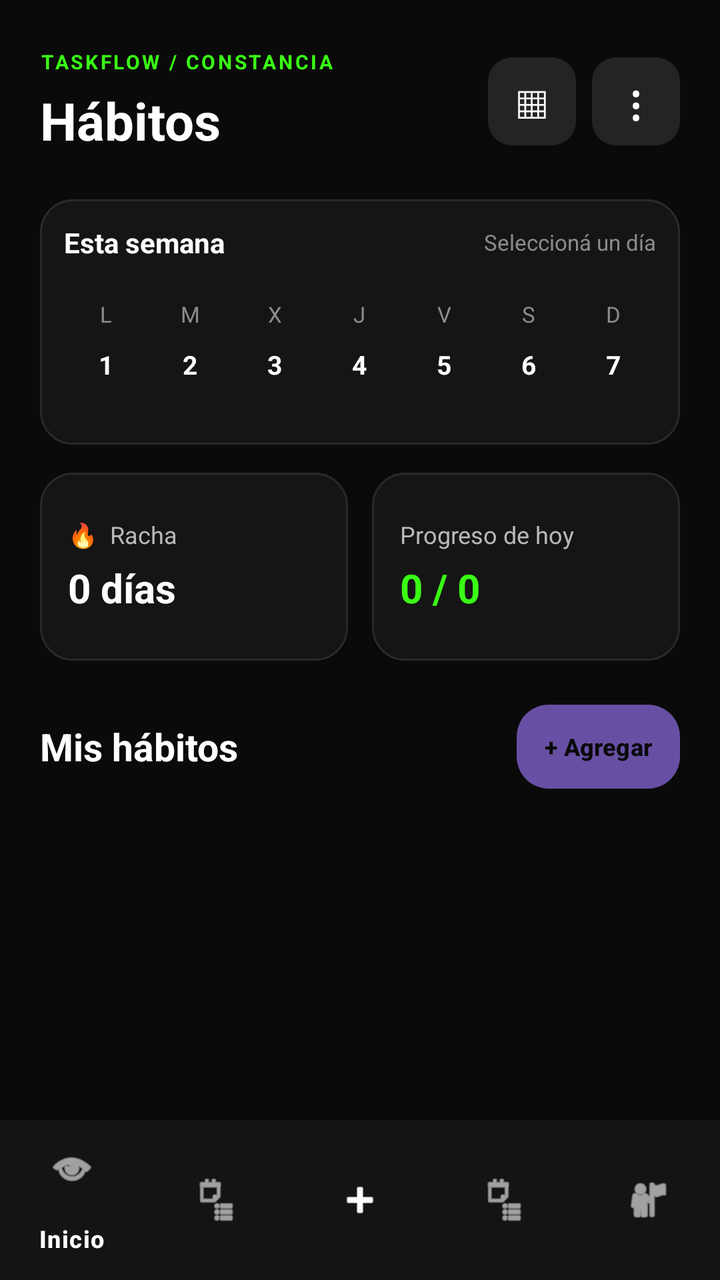
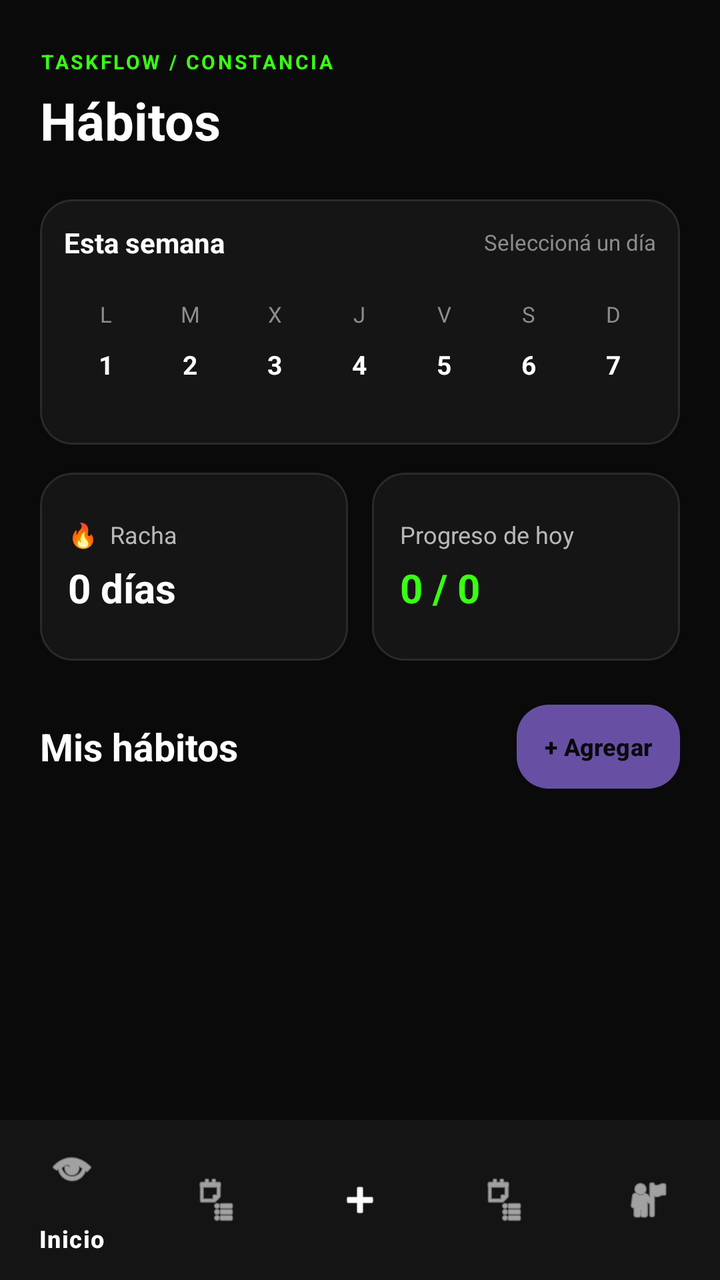

The first picture is an Android layout as it rendered before a commit; the second is the same layout after the commit. The layout source and the unified diff follow.
<!-- AndroidManifest.xml: application theme Theme.TaskFlow -->
<!-- res/layout/activity_habitos.xml -->
<?xml version="1.0" encoding="utf-8"?>
<LinearLayout xmlns:android="http://schemas.android.com/apk/res/android"
    xmlns:app="http://schemas.android.com/apk/res-auto"
    xmlns:tools="http://schemas.android.com/tools"
    android:layout_width="match_parent"
    android:layout_height="match_parent"
    android:orientation="vertical"
    android:background="#0A0A0A"
    tools:context=".HabitosActivity">

    
    <LinearLayout
        android:layout_width="match_parent"
        android:layout_height="0dp"
        android:layout_weight="1"
        android:orientation="vertical"
        android:paddingStart="20dp"
        android:paddingEnd="20dp"
        android:paddingTop="24dp"
        android:paddingBottom="8dp">

        
        <LinearLayout
            android:layout_width="match_parent"
            android:layout_height="wrap_content"
            android:gravity="center_vertical"
            android:orientation="horizontal">

            <LinearLayout
                android:layout_width="0dp"
                android:layout_height="wrap_content"
                android:layout_weight="1"
                android:orientation="vertical">

                <TextView
                    android:layout_width="wrap_content"
                    android:layout_height="wrap_content"
                    android:text="TASKFLOW / CONSTANCIA"
                    android:textColor="#39FF14"
                    android:textSize="10sp"
                    android:textStyle="bold"
                    android:letterSpacing="0.12" />

                <TextView
                    android:id="@+id/tituloHabitos"
                    android:layout_width="wrap_content"
                    android:layout_height="wrap_content"
                    android:layout_marginTop="5dp"
                    android:text="Hábitos"
                    android:textColor="#FFFFFF"
                    android:textSize="26sp"
                    android:textStyle="bold" />

            </LinearLayout>

            <TextView
                android:id="@+id/btnCalendarioHabitos"
                android:layout_width="44dp"
                android:layout_height="44dp"
                android:layout_marginEnd="8dp"
                android:background="@drawable/habito_icon_background"
                android:gravity="center"
                android:text="▦"
                android:textColor="#FFFFFF"
                android:textSize="23sp"
                android:contentDescription="Calendario" />

            <TextView
                android:id="@+id/btnOpcionesHabitos"
                android:layout_width="44dp"
                android:layout_height="44dp"
                android:background="@drawable/habito_icon_background"
                android:gravity="center"
                android:text="⋮"
                android:textColor="#FFFFFF"
                android:textSize="25sp"
                android:contentDescription="Opciones de hábitos" />

        </LinearLayout>

        
        <LinearLayout
            android:layout_width="match_parent"
            android:layout_height="wrap_content"
            android:layout_marginTop="22dp"
            android:orientation="vertical"
            android:padding="12dp"
            android:background="@drawable/habito_summary_background">

            <LinearLayout
                android:layout_width="match_parent"
                android:layout_height="wrap_content"
                android:gravity="center_vertical"
                android:orientation="horizontal">

                <TextView
                    android:layout_width="0dp"
                    android:layout_height="wrap_content"
                    android:layout_weight="1"
                    android:text="Esta semana"
                    android:textColor="#FFFFFF"
                    android:textSize="14sp"
                    android:textStyle="bold" />

                <TextView
                    android:id="@+id/tvSemanaHabitos"
                    android:layout_width="wrap_content"
                    android:layout_height="wrap_content"
                    android:text="Seleccioná un día"
                    android:textColor="#8C8C8C"
                    android:textSize="11sp" />

            </LinearLayout>

            <LinearLayout
                android:layout_width="match_parent"
                android:layout_height="wrap_content"
                android:layout_marginTop="14dp"
                android:orientation="horizontal">

                <LinearLayout
                    android:id="@+id/diaColumna1"
                    android:layout_width="0dp"
                    android:layout_height="wrap_content"
                    android:layout_weight="1"
                    android:gravity="center"
                    android:orientation="vertical"
                    android:paddingTop="5dp"
                    android:paddingBottom="5dp"
                    android:background="@drawable/habito_day_background"
                    android:clickable="true"
                    android:focusable="true">

                    <TextView
                        android:id="@+id/tvNombreDia1"
                        android:layout_width="wrap_content"
                        android:layout_height="wrap_content"
                        android:text="L"
                        android:textColor="#8C8C8C"
                        android:textSize="11sp" />

                    <TextView
                        android:id="@+id/tvNumeroDia1"
                        android:layout_width="34dp"
                        android:layout_height="36dp"
                        android:gravity="center"
                        android:text="1"
                        android:textColor="#FFFFFF"
                        android:textSize="13sp"
                        android:textStyle="bold" />

                    <TextView
                        android:id="@+id/tvPuntoDia1"
                        android:layout_width="wrap_content"
                        android:layout_height="5dp"
                        android:text="•"
                        android:textColor="#39FF14"
                        android:textSize="10sp" />

                </LinearLayout>

                <LinearLayout
                    android:id="@+id/diaColumna2"
                    android:layout_width="0dp"
                    android:layout_height="wrap_content"
                    android:layout_weight="1"
                    android:gravity="center"
                    android:orientation="vertical"
                    android:paddingTop="5dp"
                    android:paddingBottom="5dp"
                    android:background="@drawable/habito_day_background"
                    android:clickable="true"
                    android:focusable="true">

                    <TextView
                        android:id="@+id/tvNombreDia2"
                        android:layout_width="wrap_content"
                        android:layout_height="wrap_content"
                        android:text="M"
                        android:textColor="#8C8C8C"
                        android:textSize="11sp" />

                    <TextView
                        android:id="@+id/tvNumeroDia2"
                        android:layout_width="34dp"
                        android:layout_height="36dp"
                        android:gravity="center"
                        android:text="2"
                        android:textColor="#FFFFFF"
                        android:textSize="13sp"
                        android:textStyle="bold" />

                    <TextView
                        android:id="@+id/tvPuntoDia2"
                        android:layout_width="wrap_content"
                        android:layout_height="5dp"
                        android:text="•"
                        android:textColor="#39FF14"
                        android:textSize="10sp" />

                </LinearLayout>

                <LinearLayout
                    android:id="@+id/diaColumna3"
                    android:layout_width="0dp"
                    android:layout_height="wrap_content"
                    android:layout_weight="1"
                    android:gravity="center"
                    android:orientation="vertical"
                    android:paddingTop="5dp"
                    android:paddingBottom="5dp"
                    android:background="@drawable/habito_day_background"
                    android:clickable="true"
                    android:focusable="true">

                    <TextView
                        android:id="@+id/tvNombreDia3"
                        android:layout_width="wrap_content"
                        android:layout_height="wrap_content"
                        android:text="X"
                        android:textColor="#8C8C8C"
                        android:textSize="11sp" />

                    <TextView
                        android:id="@+id/tvNumeroDia3"
                        android:layout_width="34dp"
                        android:layout_height="36dp"
                        android:gravity="center"
                        android:text="3"
                        android:textColor="#FFFFFF"
                        android:textSize="13sp"
                        android:textStyle="bold" />

                    <TextView
                        android:id="@+id/tvPuntoDia3"
                        android:layout_width="wrap_content"
                        android:layout_height="5dp"
                        android:text="•"
                        android:textColor="#39FF14"
                        android:textSize="10sp" />

                </LinearLayout>

                <LinearLayout
                    android:id="@+id/diaColumna4"
                    android:layout_width="0dp"
                    android:layout_height="wrap_content"
                    android:layout_weight="1"
                    android:gravity="center"
                    android:orientation="vertical"
                    android:paddingTop="5dp"
                    android:paddingBottom="5dp"
                    android:background="@drawable/habito_day_background"
                    android:clickable="true"
                    android:focusable="true">

                    <TextView
                        android:id="@+id/tvNombreDia4"
                        android:layout_width="wrap_content"
                        android:layout_height="wrap_content"
                        android:text="J"
                        android:textColor="#8C8C8C"
                        android:textSize="11sp" />

                    <TextView
                        android:id="@+id/tvNumeroDia4"
                        android:layout_width="34dp"
                        android:layout_height="36dp"
                        android:gravity="center"
                        android:text="4"
                        android:textColor="#FFFFFF"
                        android:textSize="13sp"
                        android:textStyle="bold" />

                    <TextView
                        android:id="@+id/tvPuntoDia4"
                        android:layout_width="wrap_content"
                        android:layout_height="5dp"
                        android:text="•"
                        android:textColor="#39FF14"
                        android:textSize="10sp" />

                </LinearLayout>

                <LinearLayout
                    android:id="@+id/diaColumna5"
                    android:layout_width="0dp"
                    android:layout_height="wrap_content"
                    android:layout_weight="1"
                    android:gravity="center"
                    android:orientation="vertical"
                    android:paddingTop="5dp"
                    android:paddingBottom="5dp"
                    android:background="@drawable/habito_day_background"
                    android:clickable="true"
                    android:focusable="true">

                    <TextView
                        android:id="@+id/tvNombreDia5"
                        android:layout_width="wrap_content"
                        android:layout_height="wrap_content"
                        android:text="V"
                        android:textColor="#8C8C8C"
                        android:textSize="11sp" />

                    <TextView
                        android:id="@+id/tvNumeroDia5"
                        android:layout_width="34dp"
                        android:layout_height="36dp"
                        android:gravity="center"
                        android:text="5"
                        android:textColor="#FFFFFF"
                        android:textSize="13sp"
                        android:textStyle="bold" />

                    <TextView
                        android:id="@+id/tvPuntoDia5"
                        android:layout_width="wrap_content"
                        android:layout_height="5dp"
                        android:text="•"
                        android:textColor="#39FF14"
                        android:textSize="10sp" />

                </LinearLayout>

                <LinearLayout
                    android:id="@+id/diaColumna6"
                    android:layout_width="0dp"
                    android:layout_height="wrap_content"
                    android:layout_weight="1"
                    android:gravity="center"
                    android:orientation="vertical"
                    android:paddingTop="5dp"
                    android:paddingBottom="5dp"
                    android:background="@drawable/habito_day_background"
                    android:clickable="true"
                    android:focusable="true">

                    <TextView
                        android:id="@+id/tvNombreDia6"
                        android:layout_width="wrap_content"
                        android:layout_height="wrap_content"
                        android:text="S"
                        android:textColor="#8C8C8C"
                        android:textSize="11sp" />

                    <TextView
                        android:id="@+id/tvNumeroDia6"
                        android:layout_width="34dp"
                        android:layout_height="36dp"
                        android:gravity="center"
                        android:text="6"
                        android:textColor="#FFFFFF"
                        android:textSize="13sp"
                        android:textStyle="bold" />

                    <TextView
                        android:id="@+id/tvPuntoDia6"
                        android:layout_width="wrap_content"
                        android:layout_height="5dp"
                        android:text="•"
                        android:textColor="#39FF14"
                        android:textSize="10sp" />

                </LinearLayout>

                <LinearLayout
                    android:id="@+id/diaColumna7"
                    android:layout_width="0dp"
                    android:layout_height="wrap_content"
                    android:layout_weight="1"
                    android:gravity="center"
                    android:orientation="vertical"
                    android:paddingTop="5dp"
                    android:paddingBottom="5dp"
                    android:background="@drawable/habito_day_background"
                    android:clickable="true"
                    android:focusable="true">

                    <TextView
                        android:id="@+id/tvNombreDia7"
                        android:layout_width="wrap_content"
                        android:layout_height="wrap_content"
                        android:text="D"
                        android:textColor="#8C8C8C"
                        android:textSize="11sp" />

                    <TextView
                        android:id="@+id/tvNumeroDia7"
                        android:layout_width="34dp"
                        android:layout_height="36dp"
                        android:gravity="center"
                        android:text="7"
                        android:textColor="#FFFFFF"
                        android:textSize="13sp"
                        android:textStyle="bold" />

                    <TextView
                        android:id="@+id/tvPuntoDia7"
                        android:layout_width="wrap_content"
                        android:layout_height="5dp"
                        android:text="•"
                        android:textColor="#39FF14"
                        android:textSize="10sp" />

                </LinearLayout>

            </LinearLayout>

        </LinearLayout>

        
        <LinearLayout
            android:layout_width="match_parent"
            android:layout_height="94dp"
            android:layout_marginTop="14dp"
            android:orientation="horizontal">

            <LinearLayout
                android:layout_width="0dp"
                android:layout_height="match_parent"
                android:layout_weight="1"
                android:layout_marginEnd="6dp"
                android:orientation="vertical"
                android:gravity="center_vertical"
                android:padding="14dp"
                android:background="@drawable/habito_summary_background">

                <TextView
                    android:layout_width="wrap_content"
                    android:layout_height="wrap_content"
                    android:text="🔥  Racha"
                    android:textColor="#B8B8B8"
                    android:textSize="12sp" />

                <TextView
                    android:id="@+id/tvRachaGeneral"
                    android:layout_width="wrap_content"
                    android:layout_height="wrap_content"
                    android:layout_marginTop="5dp"
                    android:text="0 días"
                    android:textColor="#FFFFFF"
                    android:textSize="20sp"
                    android:textStyle="bold" />

            </LinearLayout>

            <LinearLayout
                android:layout_width="0dp"
                android:layout_height="match_parent"
                android:layout_weight="1"
                android:layout_marginStart="6dp"
                android:orientation="vertical"
                android:gravity="center_vertical"
                android:padding="14dp"
                android:background="@drawable/habito_summary_background">

                <TextView
                    android:layout_width="wrap_content"
                    android:layout_height="wrap_content"
                    android:text="Progreso de hoy"
                    android:id="@+id/tvEtiquetaProgreso"
                    android:textColor="#B8B8B8"
                    android:textSize="12sp" />

                <TextView
                    android:id="@+id/tvProgresoGeneral"
                    android:layout_width="wrap_content"
                    android:layout_height="wrap_content"
                    android:layout_marginTop="5dp"
                    android:text="0 / 0"
                    android:textColor="#39FF14"
                    android:textSize="20sp"
                    android:textStyle="bold" />

            </LinearLayout>

        </LinearLayout>

        
        <LinearLayout
            android:layout_width="match_parent"
            android:layout_height="wrap_content"
            android:layout_marginTop="22dp"
            android:gravity="center_vertical"
            android:orientation="horizontal">

            <TextView
                android:layout_width="0dp"
                android:layout_height="wrap_content"
                android:layout_weight="1"
                android:text="Mis hábitos"
                android:textColor="#FFFFFF"
                android:textSize="19sp"
                android:textStyle="bold" />

            <Button
                android:id="@+id/btnAgregarHabito"
                android:layout_width="wrap_content"
                android:layout_height="42dp"
                android:minHeight="0dp"
                android:minWidth="0dp"
                android:paddingStart="14dp"
                android:paddingEnd="14dp"
                android:text="+ Agregar"
                android:textAllCaps="false"
                android:textColor="#0A0A0A"
                android:textSize="12sp"
                android:textStyle="bold"
                android:background="@drawable/login_button_background" />

        </LinearLayout>

        
        <androidx.recyclerview.widget.RecyclerView
            android:id="@+id/recyclerHabitos"
            android:layout_width="match_parent"
            android:layout_height="0dp"
            android:layout_weight="1"
            android:layout_marginTop="12dp"
            android:clipToPadding="false"
            android:paddingBottom="8dp"
            tools:listitem="@layout/item_habito" />

    </LinearLayout>

    
    <com.google.android.material.bottomnavigation.BottomNavigationView
        android:id="@+id/bottomNavigation"
        android:layout_width="match_parent"
        android:layout_height="wrap_content"
        android:background="#141414"
        app:itemIconTint="@color/white"
        app:itemTextColor="@color/white"
        app:menu="@menu/bottom_nav_menu" />

</LinearLayout>
<!-- res/layout/item_habito.xml (included above) -->
<?xml version="1.0" encoding="utf-8"?>
<LinearLayout xmlns:android="http://schemas.android.com/apk/res/android"
    android:layout_width="match_parent"
    android:layout_height="wrap_content"
    android:layout_marginBottom="12dp"
    android:orientation="vertical"
    android:padding="14dp"
    android:background="@drawable/habito_card_background">

    
    <LinearLayout
        android:layout_width="match_parent"
        android:layout_height="wrap_content"
        android:gravity="center_vertical"
        android:orientation="horizontal">

        
        <TextView
            android:id="@+id/tvIconoHabito"
            android:layout_width="40dp"
            android:layout_height="40dp"
            android:gravity="center"
            android:text="●"
            android:textSize="22sp"
            android:background="@drawable/habito_icon_background" />

        
        <LinearLayout
            android:layout_width="0dp"
            android:layout_height="wrap_content"
            android:layout_marginStart="12dp"
            android:layout_weight="1"
            android:orientation="vertical">

            <TextView
                android:id="@+id/tvNombreHabito"
                android:layout_width="match_parent"
                android:layout_height="wrap_content"
                android:text="Nombre del hábito"
                android:textColor="#FFFFFF"
                android:textSize="15sp"
                android:textStyle="bold"
                android:maxLines="1"
                android:ellipsize="end" />

            <TextView
                android:id="@+id/tvProgreso"
                android:layout_width="match_parent"
                android:layout_height="wrap_content"
                android:layout_marginTop="4dp"
                android:text="0 días completados"
                android:textColor="#8C8C8C"
                android:textSize="12sp" />

        </LinearLayout>

        
        <CheckBox
            android:id="@+id/checkHabitoHoy"
            android:layout_width="40dp"
            android:layout_height="40dp"
            android:buttonTint="#39FF14"
            android:contentDescription="Marcar hábito como completado"
            android:padding="4dp" />

    </LinearLayout>

    
    <ProgressBar
        android:id="@+id/progresoHabito"
        style="?android:attr/progressBarStyleHorizontal"
        android:layout_width="match_parent"
        android:layout_height="4dp"
        android:layout_marginTop="12dp"
        android:max="31"
        android:progress="0"
        android:progressTint="#39FF14"
        android:progressBackgroundTint="#2A2A2A" />

    
    <TextView
        android:id="@+id/tvRacha"
        android:layout_width="match_parent"
        android:layout_height="wrap_content"
        android:layout_marginTop="9dp"
        android:text="🔥 Racha actual: 0 días"
        android:textColor="#B8B8B8"
        android:textSize="12sp" />

    
    <GridLayout
        android:id="@+id/gridDias"
        android:layout_width="match_parent"
        android:layout_height="wrap_content"
        android:layout_marginTop="8dp"
        android:columnCount="7"
        android:visibility="gone" />

</LinearLayout>
<!-- resources referenced by this layout -->
<resources>
  <color name="white">#FFFFFFFF</color>
  <!-- drawable habito_card_background (drawable) -->
  <?xml version="1.0" encoding="utf-8"?>
  <shape xmlns:android="http://schemas.android.com/apk/res/android"
      android:shape="rectangle">
  
      <solid android:color="#1A1A1A" />
  
      <corners android:radius="16dp" />
  
      <stroke
          android:width="1dp"
          android:color="#2A2A2A" />
  
  </shape>
  <!-- drawable habito_day_background (drawable) -->
  <?xml version="1.0" encoding="utf-8"?>
  <shape xmlns:android="http://schemas.android.com/apk/res/android"
      android:shape="rectangle">
      <solid android:color="#151515" />
      <corners android:radius="10dp" />
  </shape>
  <!-- drawable habito_icon_background (drawable) -->
  <?xml version="1.0" encoding="utf-8"?>
  <shape xmlns:android="http://schemas.android.com/apk/res/android"
      android:shape="rectangle">
  
      <solid android:color="#242424" />
  
      <corners android:radius="12dp" />
  
  </shape>
  <!-- drawable habito_summary_background (drawable) -->
  <?xml version="1.0" encoding="utf-8"?>
  <shape xmlns:android="http://schemas.android.com/apk/res/android"
      android:shape="rectangle">
      <solid android:color="#151515" />
      <corners android:radius="16dp" />
      <stroke
          android:width="1dp"
          android:color="#2A2A2A" />
  </shape>
  <!-- drawable login_button_background (drawable) -->
  <?xml version="1.0" encoding="utf-8"?>
  <selector xmlns:android="http://schemas.android.com/apk/res/android">
  
      <item android:state_pressed="true">
          <shape android:shape="rectangle">
              <solid android:color="#2EDB10" />
              <corners android:radius="16dp" />
          </shape>
      </item>
  
      <item>
          <shape android:shape="rectangle">
              <solid android:color="#39FF14" />
              <corners android:radius="16dp" />
          </shape>
      </item>
  
  </selector>
  <style name="Theme.TaskFlow" parent="Base.Theme.TaskFlow" />
  <style name="Base.Theme.TaskFlow" parent="Theme.Material3.DayNight.NoActionBar">
          
          
      </style>
</resources>

<!-- the commit's change to res/layout/activity_habitos.xml (unified diff, before → after) -->
@@ -53,28 +53,7 @@
 
             </LinearLayout>
 
-            <TextView
-                android:id="@+id/btnCalendarioHabitos"
-                android:layout_width="44dp"
-                android:layout_height="44dp"
-                android:layout_marginEnd="8dp"
-                android:background="@drawable/habito_icon_background"
-                android:gravity="center"
-                android:text="▦"
-                android:textColor="#FFFFFF"
-                android:textSize="23sp"
-                android:contentDescription="Calendario" />
-
-            <TextView
-                android:id="@+id/btnOpcionesHabitos"
-                android:layout_width="44dp"
-                android:layout_height="44dp"
-                android:background="@drawable/habito_icon_background"
-                android:gravity="center"
-                android:text="⋮"
-                android:textColor="#FFFFFF"
-                android:textSize="25sp"
-                android:contentDescription="Opciones de hábitos" />
+
 
         </LinearLayout>
 
